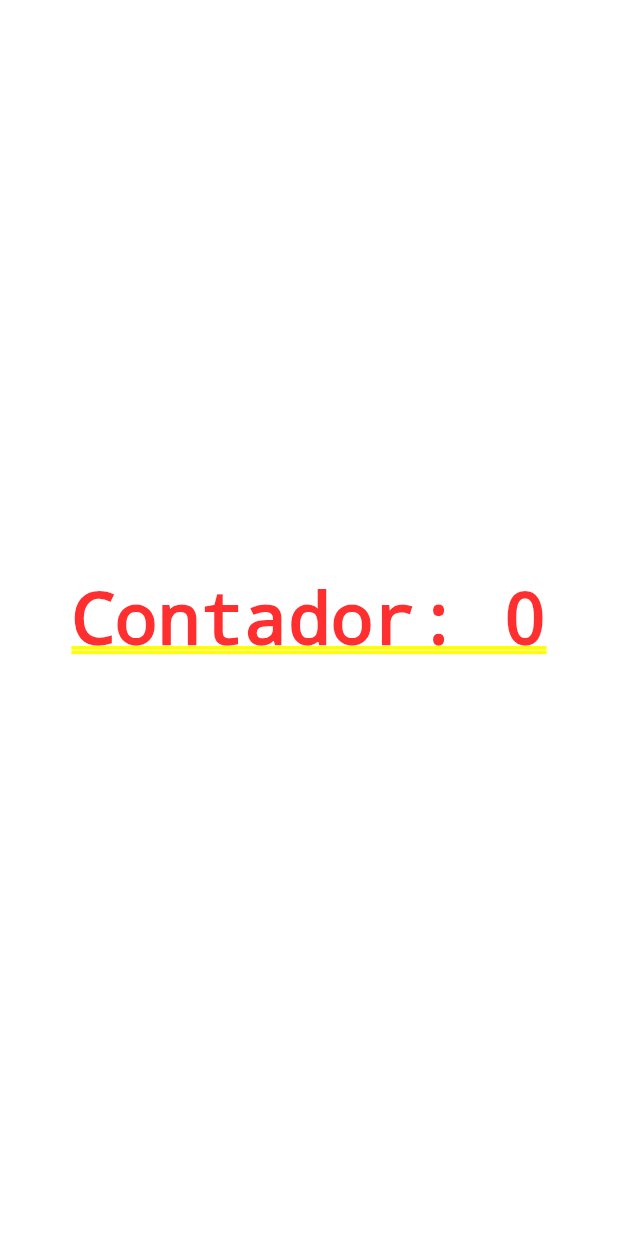
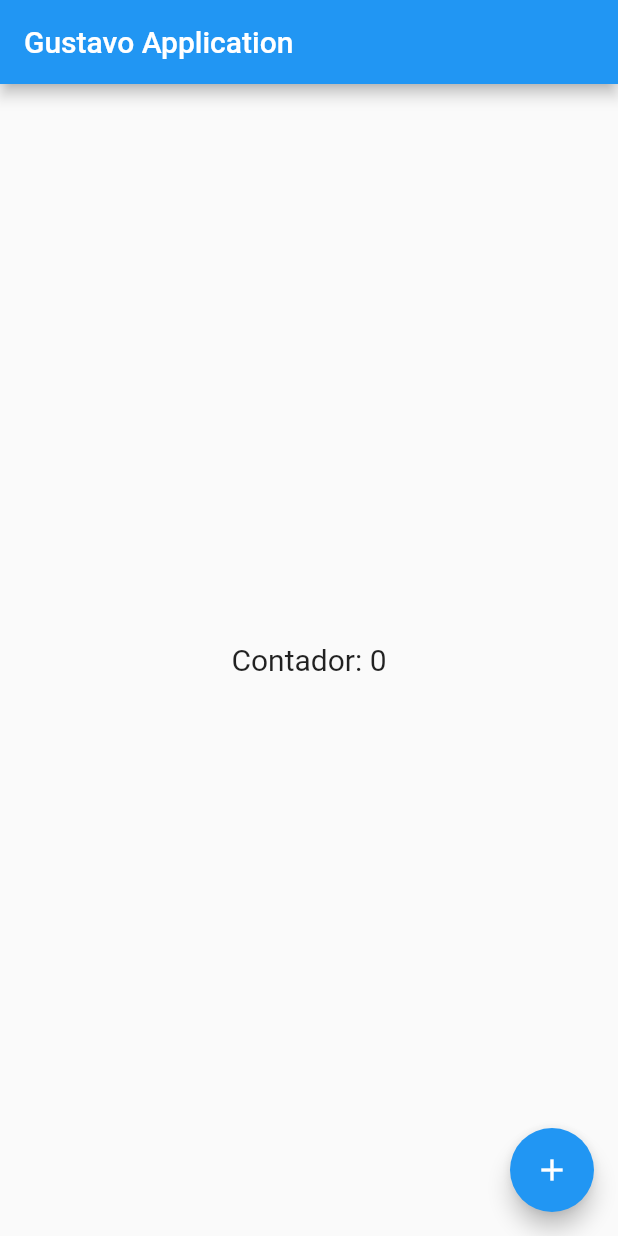
Before and after one commit to Winiast/Projeto_flutter, a Flutter app: the screen it shows after launch, on a phone screen of 412 x 824 dp. Run offline on Flutter 3.47's test engine with Material 2 defaults, Android fonts, the phone set to English and light mode, and no system bars.

Commit message:
Trabalhando com Scaffold melhorando aplicativo e usando setState

```diff
--- a/lib/home_page.dart
+++ b/lib/home_page.dart
@@ -1,4 +1,5 @@
 import 'package:flutter/cupertino.dart';
+import 'package:flutter/material.dart';
 
 class HomePage extends StatefulWidget {
   @override
@@ -9,17 +10,24 @@ class HomePage extends StatefulWidget {
 
 class HomePageState extends State<HomePage> {
   int contador = 0;
+  String pharse = "";
 
   @override
   Widget build(BuildContext context) {
-    return Container(
-        child: Center(
-            child: GestureDetector(
-                child: Text("Contador: $contador"),
-                onTap: () {
-                  setState(() {
-                    contador++;
-                  });
-                })));
+    return Scaffold(
+        appBar: AppBar(title: Text("Gustavo Application")),
+        body: Container(
+            child: Center(
+                child: GestureDetector(
+          child: Text("Contador: $contador", style: TextStyle(fontSize: 20.0)),
+        ))),
+        floatingActionButton: FloatingActionButton(
+          onPressed: () => {
+            setState(() {
+              contador++;
+            })
+          },
+          child: Icon(Icons.add),
+        ));
   }
 }
```
